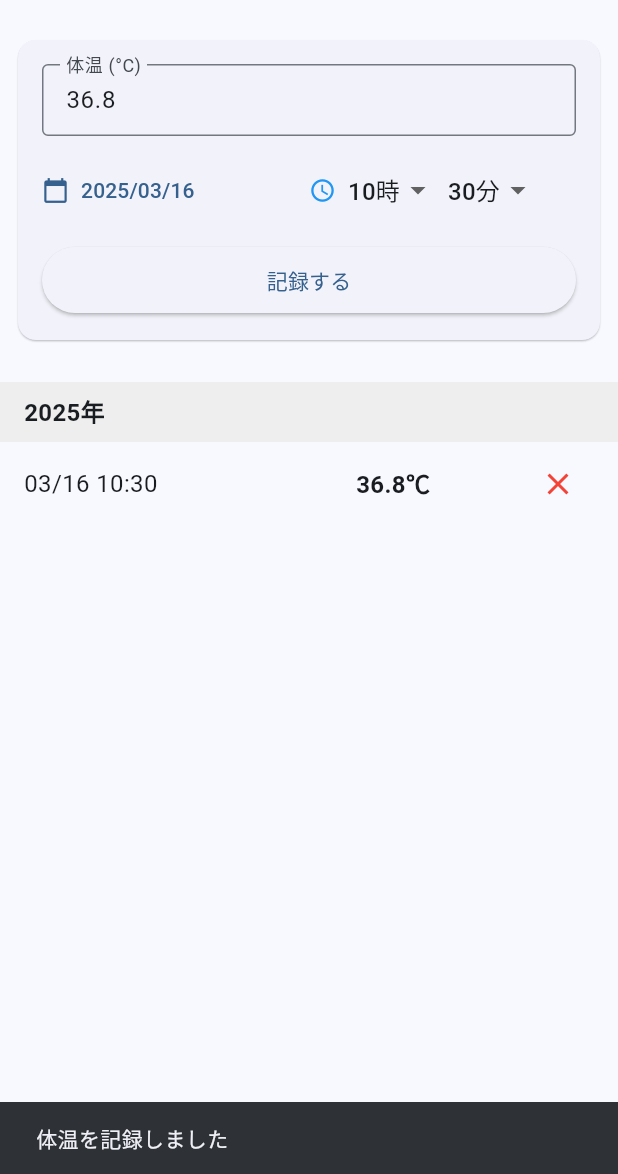
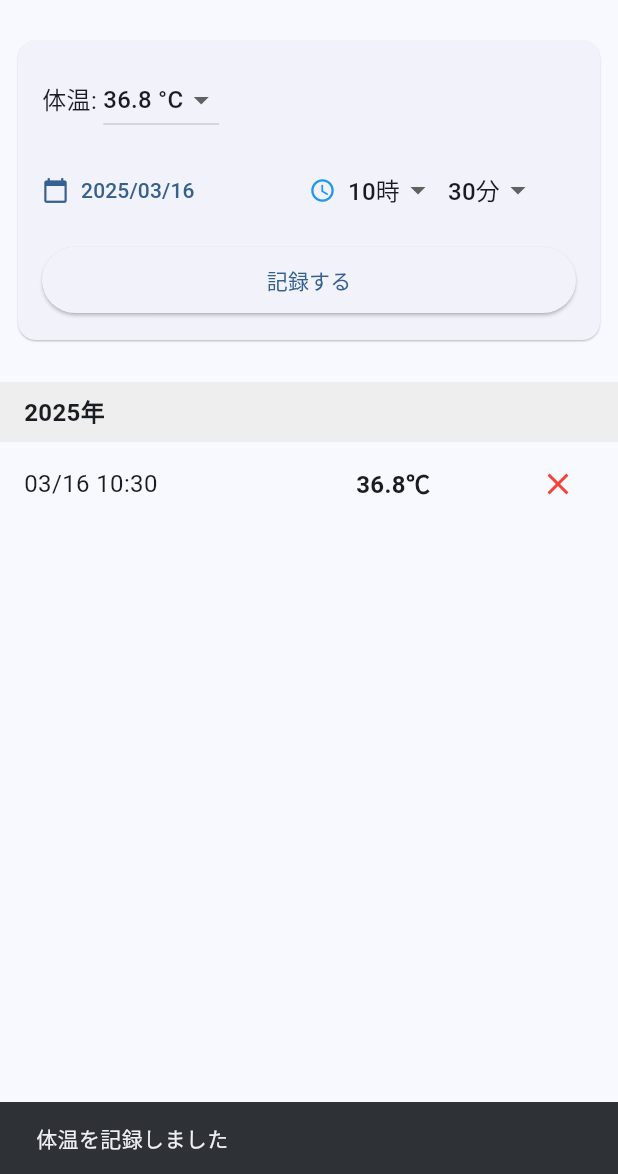
Before and after one commit to yamotuki/temperature_record, a Flutter app: the screen it shows after launch, after a tap on "記録する", on a phone screen of 412 x 824 dp, the part 62-1236 px from its top. Run offline on Flutter 3.47's test engine with Material 3 defaults, Android fonts, the phone set to English and light mode, and no system bars; our stand-ins replace shared_preferences.

Commit message:
体温をセレクトボックスに

```diff
--- a/lib/widgets/temperature_input.dart
+++ b/lib/widgets/temperature_input.dart
@@ -15,15 +15,22 @@ class TemperatureInput extends StatefulWidget {
 }
 
 class _TemperatureInputState extends State<TemperatureInput> {
-  final _temperatureController = TextEditingController(text: '36.8');
+  double _selectedTemperature = 36.8;
+  final List<double> _temperatureList = [];
   DateTime _selectedDateTime = DateTime.now();
   int _selectedHour = DateTime.now().hour;
   int _selectedMinute = DateTime.now().minute;
 
   @override
-  void dispose() {
-    _temperatureController.dispose();
-    super.dispose();
+  void initState() {
+    super.initState();
+    _generateTemperatureList();
+  }
+
+  void _generateTemperatureList() {
+    for (double i = 35.0; i <= 41.0; i += 0.1) {
+      _temperatureList.add(double.parse(i.toStringAsFixed(1)));
+    }
   }
 
   Future<void> _selectDate(BuildContext context) async {
@@ -73,17 +80,9 @@ class _TemperatureInputState extends State<TemperatureInput> {
   }
 
   void _submit() {
-    final temperature = double.tryParse(_temperatureController.text);
-    if (temperature == null) {
-      ScaffoldMessenger.of(context).showSnackBar(
-        const SnackBar(content: Text('有効な体温を入力してください')),
-      );
-      return;
-    }
-
     widget.onSubmit(TemperatureRecord(
       dateTime: _selectedDateTime,
-      temperature: temperature,
+      temperature: _selectedTemperature,
     ));
 
     // 入力値はリセットせず、保持したままにする
@@ -103,17 +102,22 @@ class _TemperatureInputState extends State<TemperatureInput> {
           children: [
             Row(
               children: [
-                Expanded(
-                  child: TextField(
-                    controller: _temperatureController,
-                    keyboardType: const TextInputType.numberWithOptions(decimal: true),
-                    decoration: const InputDecoration(
-                      labelText: '体温 (°C)',
-                      border: OutlineInputBorder(),
-                      contentPadding: EdgeInsets.symmetric(horizontal: 12, vertical: 12),
-                    ),
-                    style: const TextStyle(fontSize: 16),
-                  ),
+                const Text('体温: ', style: TextStyle(fontSize: 16)),
+                DropdownButton<double>(
+                  value: _selectedTemperature,
+                  items: _temperatureList.map<DropdownMenuItem<double>>((double value) {
+                    return DropdownMenuItem<double>(
+                      value: value,
+                      child: Text('${value.toStringAsFixed(1)} °C'),
+                    );
+                  }).toList(),
+                  onChanged: (double? newValue) {
+                    if (newValue != null) {
+                      setState(() {
+                        _selectedTemperature = newValue;
+                      });
+                    }
+                  },
                 ),
               ],
             ),
```
Also changed, not shown: lib/widgets/custom_date_picker.dart (added, +146 -0 lines).
